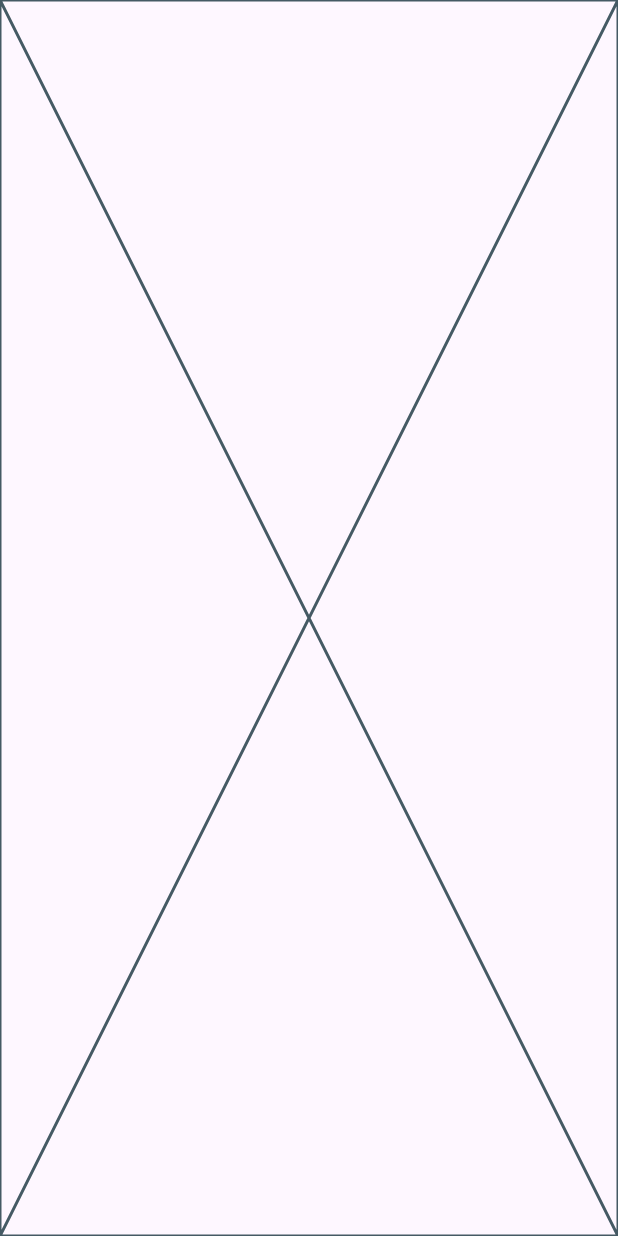
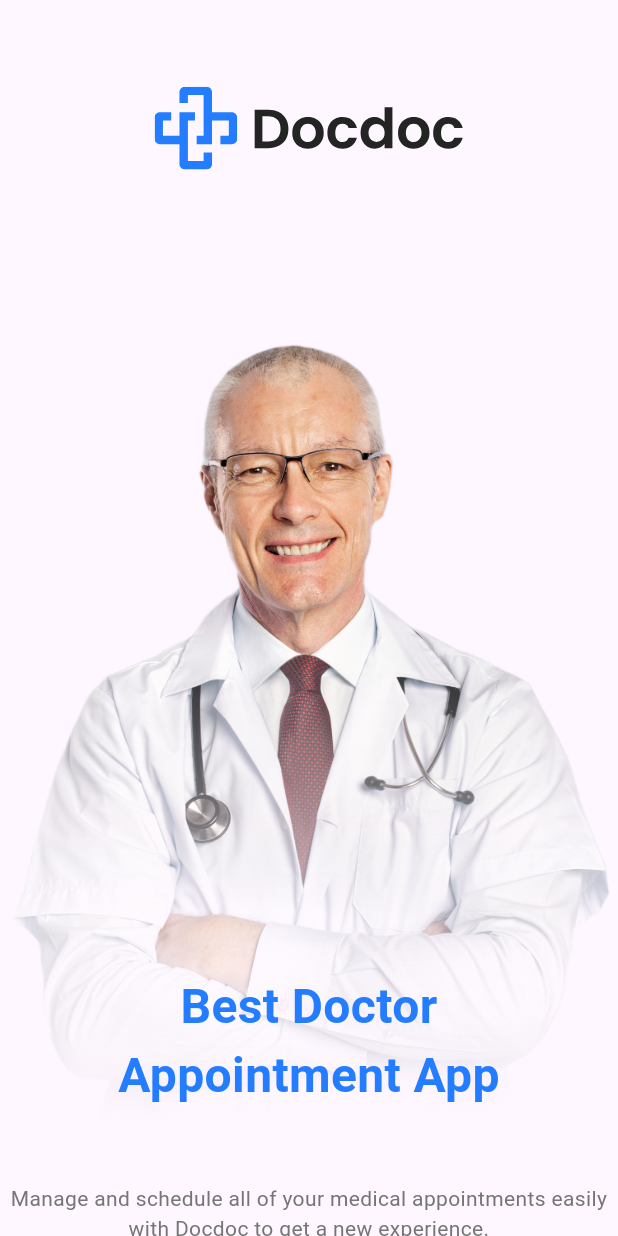
Before and after one commit to mohammed-shaneaf/Doctor_App, a Flutter app: the screen it shows after launch, on a phone screen of 412 x 824 dp. Run offline on Flutter 3.47's test engine with Material 3 defaults, Android fonts, the phone set to English and light mode, and no system bars; our stand-ins replace flutter_screenutil, flutter_svg.

Commit message:
Add ScreenUtilPackage and onBoarding Design Done

```diff
--- a/lib/Features/on_boarding/presentation/widgets/on_boarding_view_body.dart
+++ b/lib/Features/on_boarding/presentation/widgets/on_boarding_view_body.dart
@@ -1,10 +1,71 @@
+import 'package:doctor_app/core/utils/app_color.dart';
+import 'package:doctor_app/core/utils/app_images.dart';
+import 'package:doctor_app/core/utils/app_styles.dart';
 import 'package:flutter/material.dart';
+import 'package:flutter_screenutil/flutter_screenutil.dart';
+import 'package:flutter_svg/flutter_svg.dart';
 
 class OnBoardingViewBody extends StatelessWidget {
   const OnBoardingViewBody({super.key});
 
   @override
   Widget build(BuildContext context) {
-    return const Placeholder();
+    return SingleChildScrollView(
+      child: Column(
+        children: [
+          22.verticalSpace,
+          Row(
+            mainAxisAlignment: MainAxisAlignment.center,
+            children: [
+              SizedBox(
+                width: MediaQuery.of(context).size.width * .5,
+                child: SvgPicture.asset(Assets.logo),
+              ),
+            ],
+          ),
+
+          40.verticalSpace,
+
+          /// صورة الطبيب مع تأثير التلاشي
+          Stack(
+            children: [
+              ShaderMask(
+                shaderCallback: (Rect bounds) {
+                  return LinearGradient(
+                    begin: Alignment.topCenter,
+                    end: Alignment.bottomCenter,
+                    colors: [
+                      Colors.black,
+                      Colors.transparent,
+                    ],
+                    stops: [0.3, 1.0], // * Gradient start from 70% to down
+                  ).createShader(bounds);
+                },
+                blendMode: BlendMode.dstIn, // * Keep on the top part, start hiding the down part
+                child: Image.asset(
+                  Assets.doctorOnBoarding,
+                ),
+              ),
+              Positioned(
+                bottom: 10,
+                left: 20.w, // Adjust to align the text properly
+                right: 20.w, // Adjust to align the text properly
+                child: Text(
+                  'Best Doctor\nAppointment App',
+                  textAlign: TextAlign.center,
+                  style: AppStyles.textStyle32WithPrimaryColor,
+                ),
+              ),
+            ],
+          ),
+          18.verticalSpace,
+          Text(
+            'Manage and schedule all of your medical appointments easily with Docdoc to get a new experience.',
+            style: TextStyle(color: AppColor.secondryColor),
+            textAlign: TextAlign.center,
+          ),
+        ],
+      ),
+    );
   }
 }
--- /dev/null
+++ b/lib/core/utils/app_color.dart
@@ -0,0 +1,6 @@
+import 'package:flutter/material.dart';
+
+abstract class AppColor {
+  static const Color primaryColor = Color(0xff247CFF);
+  static const Color secondryColor = Color(0xff757575);
+}
--- a/lib/core/utils/app_images.dart
+++ b/lib/core/utils/app_images.dart
@@ -1,6 +1,10 @@
 // ignore_for_file: prefer_single_quotes
 class Assets {
   Assets._();
+
+  /// Assets for doctorOnBoarding
+  /// images/DoctorOnBoarding.png
+  static const String doctorOnBoarding = "images/DoctorOnBoarding.png";
 
   /// Assets for hierarchySplash1
   /// images/HierarchySplash1.svg
--- /dev/null
+++ b/lib/core/utils/app_styles.dart
@@ -0,0 +1,12 @@
+import 'package:doctor_app/core/utils/app_color.dart';
+import 'package:flutter/material.dart';
+
+abstract class AppStyles {
+  static const String primaryColor = '#247CFF';
+
+  static TextStyle textStyle32WithPrimaryColor = TextStyle(
+    color: AppColor.primaryColor,
+    fontSize: 32,
+    fontWeight: FontWeight.bold,
+  );
+}
--- a/lib/main.dart
+++ b/lib/main.dart
@@ -1,6 +1,7 @@
 import 'package:doctor_app/Features/Splash/presentation/splash_view.dart';
 import 'package:doctor_app/core/utils/helper/RouteApp.dart';
 import 'package:flutter/material.dart';
+import 'package:flutter_screenutil/flutter_screenutil.dart';
 
 void main() {
   runApp(const DoctorApp());
@@ -11,11 +12,14 @@ class DoctorApp extends StatelessWidget {
 
   @override
   Widget build(BuildContext context) {
-    return MaterialApp(
-      debugShowCheckedModeBanner: false,
-      home: SplashView(),
-      onGenerateRoute: onGenerateRoute,
-      initialRoute: SplashView.routeName,
+    return ScreenUtilInit(
+      designSize: Size(812, 375),
+      child: MaterialApp(
+        debugShowCheckedModeBanner: false,
+        home: SplashView(),
+        onGenerateRoute: onGenerateRoute,
+        initialRoute: SplashView.routeName,
+      ),
     );
   }
 }
--- a/pubspec.yaml
+++ b/pubspec.yaml
@@ -11,6 +11,7 @@ dependencies:
   cupertino_icons: ^1.0.8
   flutter:
     sdk: flutter
+  flutter_screenutil: ^5.9.3
   flutter_svg: ^2.0.17
 
 dev_dependencies:
```
Also changed, not shown: images/DoctorOnBoarding.png (added), pubspec.lock.
